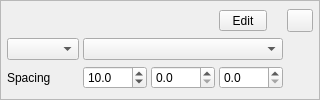
Qt form ui/forms/SpatialControllerCardWidget.ui (Wolfieeewolf/OpenRGB3DSpatialPlugin) before a commit.
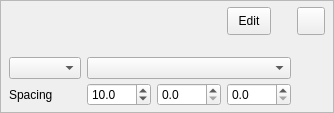
The same form after that commit. Custom widgets are drawn as their Qt base class.

Commit message:
feat(ui): polish Setup controller cards and simplify room settings
Match Visual Map-style card chrome, filter unused keyboard filler LEDs and undetected customs from Available Controllers, drop the redundant Setup tab and always-on manual room checkbox, and merge Grid Settings into one panel.

Diff of the .ui file:
```diff
--- a/ui/forms/SpatialControllerCardWidget.ui
+++ b/ui/forms/SpatialControllerCardWidget.ui
@@ -37,27 +37,27 @@
      </property>
      <layout class="QGridLayout" name="innerLayout">
       <property name="leftMargin">
-       <number>6</number>
+       <number>8</number>
       </property>
       <property name="topMargin">
-       <number>5</number>
+       <number>6</number>
       </property>
       <property name="rightMargin">
-       <number>6</number>
+       <number>8</number>
       </property>
       <property name="bottomMargin">
-       <number>5</number>
+       <number>6</number>
       </property>
       <property name="horizontalSpacing">
-       <number>4</number>
+       <number>6</number>
       </property>
       <property name="verticalSpacing">
-       <number>3</number>
+       <number>4</number>
       </property>
       <item row="0" column="0" colspan="3">
        <widget class="PluginClickableLabel" name="nameLabel">
         <property name="sizePolicy">
-         <sizepolicy hsizetype="Expanding" vsizetype="Minimum">
+         <sizepolicy hsizetype="Expanding" vsizetype="Preferred">
           <horstretch>1</horstretch>
           <verstretch>0</verstretch>
          </sizepolicy>
@@ -71,14 +71,8 @@
         </property>
         <property name="minimumSize">
          <size>
-          <width>40</width>
-          <height>0</height>
-         </size>
-        </property>
-        <property name="maximumSize">
-         <size>
-          <width>48</width>
-          <height>16777215</height>
+          <width>44</width>
+          <height>28</height>
          </size>
         </property>
        </widget>
@@ -87,32 +81,48 @@
        <widget class="QToolButton" name="actionButton">
         <property name="minimumSize">
          <size>
-          <width>26</width>
-          <height>0</height>
+          <width>28</width>
+          <height>28</height>
          </size>
         </property>
         <property name="maximumSize">
          <size>
-          <width>26</width>
+          <width>32</width>
           <height>16777215</height>
          </size>
         </property>
+        <property name="autoRaise">
+         <bool>false</bool>
+        </property>
        </widget>
       </item>
-      <item row="1" column="0">
+      <item row="1" column="0" colspan="3">
+       <widget class="QLabel" name="subtitleLabel">
+        <property name="sizePolicy">
+         <sizepolicy hsizetype="Expanding" vsizetype="Preferred">
+          <horstretch>1</horstretch>
+          <verstretch>0</verstretch>
+         </sizepolicy>
+        </property>
+        <property name="text">
+         <string/>
+        </property>
+       </widget>
+      </item>
+      <item row="2" column="0">
        <widget class="QComboBox" name="granularityCombo"/>
       </item>
-      <item row="1" column="1" colspan="3">
+      <item row="2" column="1" colspan="3">
        <widget class="QComboBox" name="itemCombo"/>
       </item>
-      <item row="2" column="0">
+      <item row="3" column="0">
        <widget class="QLabel" name="spacingCaption">
         <property name="text">
          <string>Spacing</string>
         </property>
        </widget>
       </item>
-      <item row="2" column="1">
+      <item row="3" column="1">
        <widget class="QDoubleSpinBox" name="spacingXSpin">
         <property name="decimals">
          <number>1</number>
@@ -125,7 +135,7 @@
         </property>
        </widget>
       </item>
-      <item row="2" column="2">
+      <item row="3" column="2">
        <widget class="QDoubleSpinBox" name="spacingYSpin">
         <property name="decimals">
          <number>1</number>
@@ -138,7 +148,7 @@
         </property>
        </widget>
       </item>
-      <item row="2" column="3">
+      <item row="3" column="3">
        <widget class="QDoubleSpinBox" name="spacingZSpin">
         <property name="decimals">
          <number>1</number>
```
The commit also changes 29 other files.
